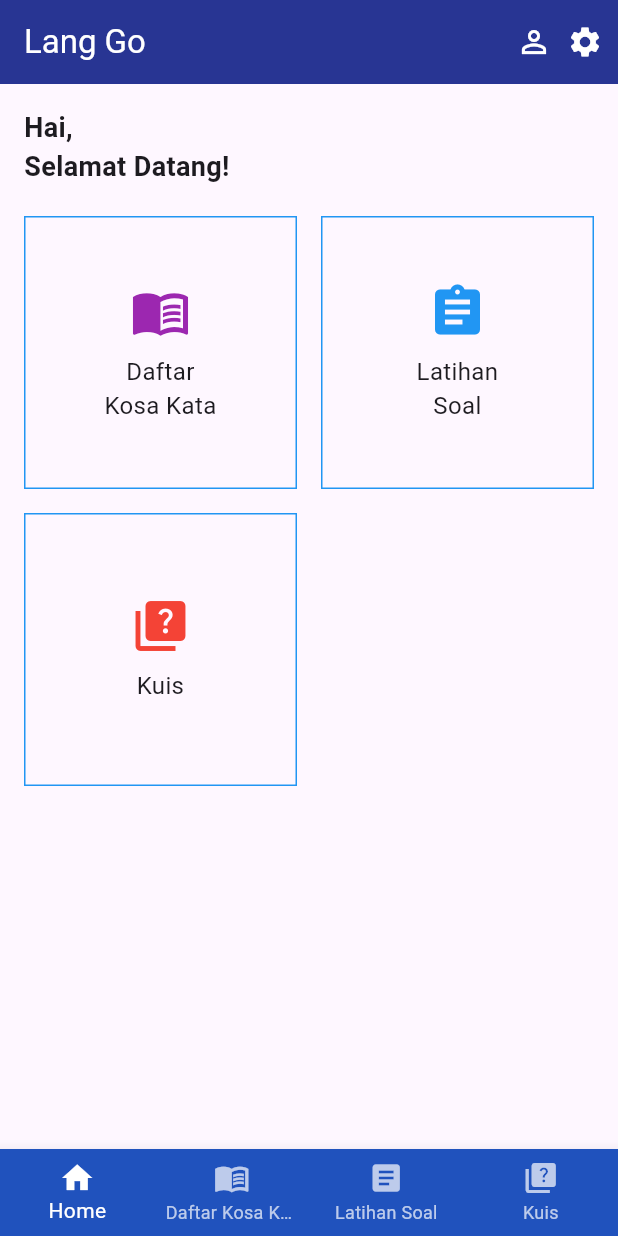
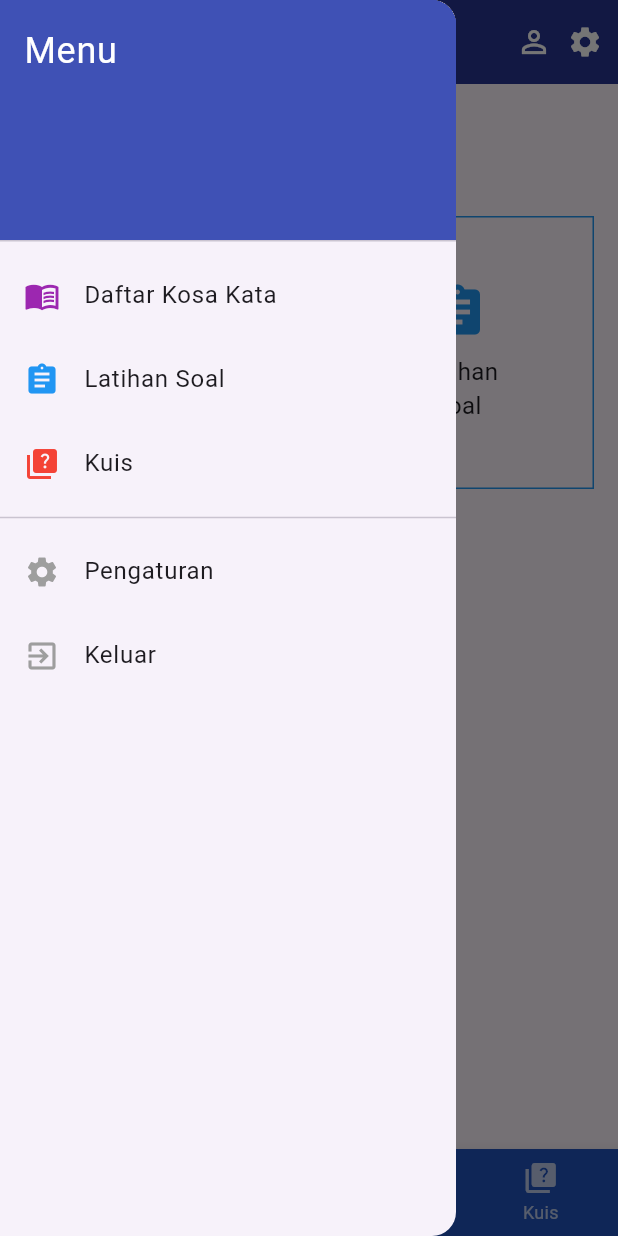
Before and after one commit to newgede/sidebar_navigation, a Flutter app: the HalamanUtama screen opened directly, with the side drawer open (before the commit the screen has no drawer), on a phone screen of 412 x 824 dp. Run offline on Flutter 3.47's test engine with Material 3 defaults, Android fonts, the light colour scheme and no system bars.

Commit message:
menambahkan sidebar pada halaman utama

```diff
--- a/lib/halaman_utama.dart
+++ b/lib/halaman_utama.dart
@@ -11,8 +11,14 @@ class HalamanUtama extends StatelessWidget {
   Widget build(BuildContext context) {
     return Scaffold(
       appBar: AppBar(
-        title: const Text("Lang Go", style: TextStyle(color:Colors.white)),
+        title: const Text("Lang Go", style: TextStyle(color: Colors.white)),
         backgroundColor: Colors.indigo[800],
+        leading: Builder(
+          builder: (context) => IconButton(
+            icon: const Icon(Icons.menu, color: Colors.white),
+            onPressed: () => Scaffold.of(context).openDrawer(),
+          ),
+        ),
         actions: const [
           Icon(Icons.person_outline, color: Colors.white),
           SizedBox(width: 10),
@@ -20,6 +26,86 @@ class HalamanUtama extends StatelessWidget {
           SizedBox(width: 10),
         ],
       ),
+
+      drawer: Drawer(
+        child: ListView(
+          padding: EdgeInsets.zero,
+          children: [
+            const DrawerHeader(
+              decoration: BoxDecoration(color: Colors.indigo),
+              child: Text(
+                'Menu',
+                style: TextStyle(color: Colors.white, fontSize: 24),
+              ),
+            ),
+            ListTile(
+              leading: const Icon(Icons.menu_book, color: Colors.purple),
+              title: const Text('Daftar Kosa Kata'),
+              onTap: () {
+                Navigator.pop(context);
+                Navigator.push(
+                    context,
+                    MaterialPageRoute(builder: (_) => HalamanKosaKata()));
+              },
+            ),
+            ListTile(
+              leading: const Icon(Icons.assignment, color: Colors.blue),
+              title: const Text('Latihan Soal'),
+              onTap: () {
+                Navigator.pop(context);
+                Navigator.push(
+                    context,
+                    MaterialPageRoute(
+                        builder: (_) => const HalamanLatihanSoal()));
+              },
+            ),
+            ListTile(
+              leading: const Icon(Icons.quiz, color: Colors.red),
+              title: const Text('Kuis'),
+              onTap: () {
+                Navigator.pop(context);
+                Navigator.push(context,
+                    MaterialPageRoute(builder: (_) => HalamanKuis()));
+              },
+            ),
+            const Divider(),
+            ListTile(
+              leading: const Icon(Icons.settings, color: Colors.grey),
+              title: const Text('Pengaturan'),
+              onTap: () {
+                Navigator.pop(context);
+                ScaffoldMessenger.of(context).showSnackBar(
+                    const SnackBar(content: Text('Pengaturan belum tersedia')));
+              },
+            ),
+            ListTile(
+              leading: const Icon(Icons.exit_to_app, color: Colors.grey),
+              title: const Text('Keluar'),
+              onTap: () {
+                Navigator.pop(context);
+                showDialog(
+                  context: context,
+                  builder: (context) => AlertDialog(
+                    title: const Text('Keluar'),
+                    content: const Text('Apakah Anda yakin ingin keluar?'),
+                    actions: [
+                      TextButton(
+                          onPressed: () => Navigator.of(context).pop(),
+                          child: const Text('Batal')),
+                      TextButton(
+                          onPressed: () {
+                            Navigator.of(context).pop();
+                          },
+                          child: const Text('Ya')),
+                    ],
+                  ),
+                );
+              },
+            ),
+          ],
+        ),
+      ),
+
       body: Padding(
         padding: const EdgeInsets.all(16.0),
         child: Column(
@@ -38,7 +124,8 @@ class HalamanUtama extends StatelessWidget {
                 children: [
                   GestureDetector(
                     onTap: () {
-                      Navigator.push(context, MaterialPageRoute(builder: (_) => HalamanKosaKata()));
+                      Navigator.push(context,
+                          MaterialPageRoute(builder: (_) => HalamanKosaKata()));
                     },
                     child: const MenuBox(
                       icon: Icons.menu_book,
@@ -48,7 +135,10 @@ class HalamanUtama extends StatelessWidget {
                   ),
                   GestureDetector(
                     onTap: () {
-                      Navigator.push(context, MaterialPageRoute(builder: (_) => const HalamanLatihanSoal()));
+                      Navigator.push(
+                          context,
+                          MaterialPageRoute(
+                              builder: (_) => const HalamanLatihanSoal()));
                     },
                     child: const MenuBox(
                       icon: Icons.assignment,
@@ -58,7 +148,9 @@ class HalamanUtama extends StatelessWidget {
                   ),
                   GestureDetector(
                     onTap: () {
-                      Navigator.push(context, MaterialPageRoute(builder: (_) => HalamanKuis()));
+                      Navigator.push(
+                          context,
+                          MaterialPageRoute(builder: (_) => HalamanKuis()));
                     },
                     child: const MenuBox(
                       icon: Icons.quiz,
```
Also changed, not shown: pubspec.lock.
